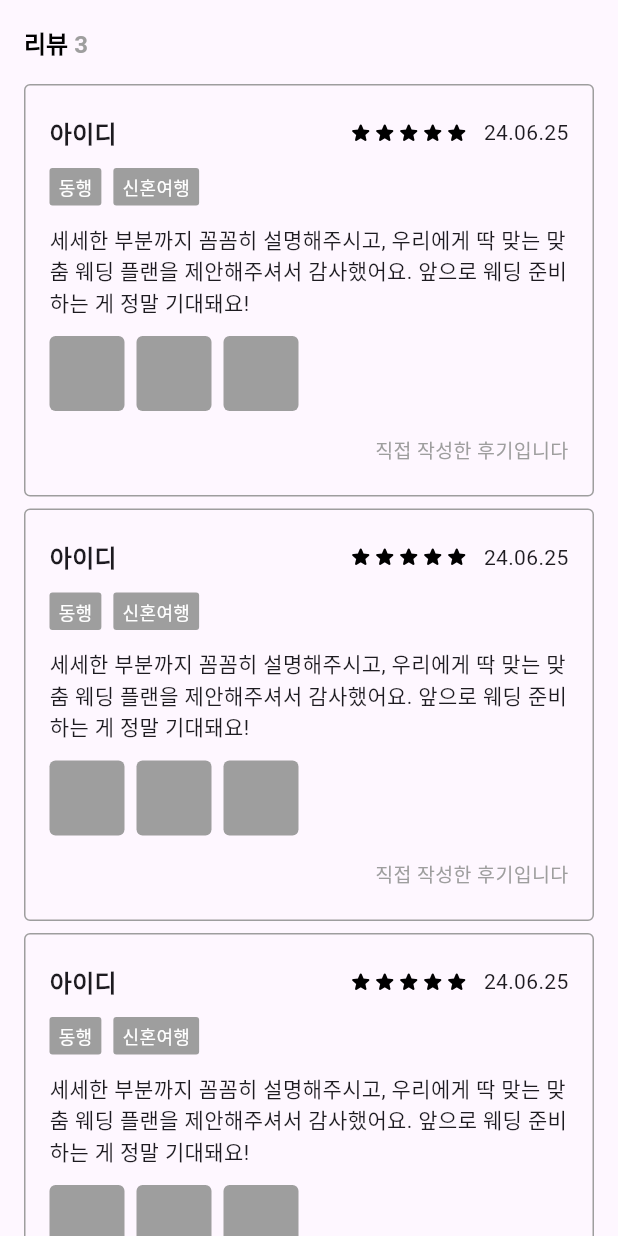
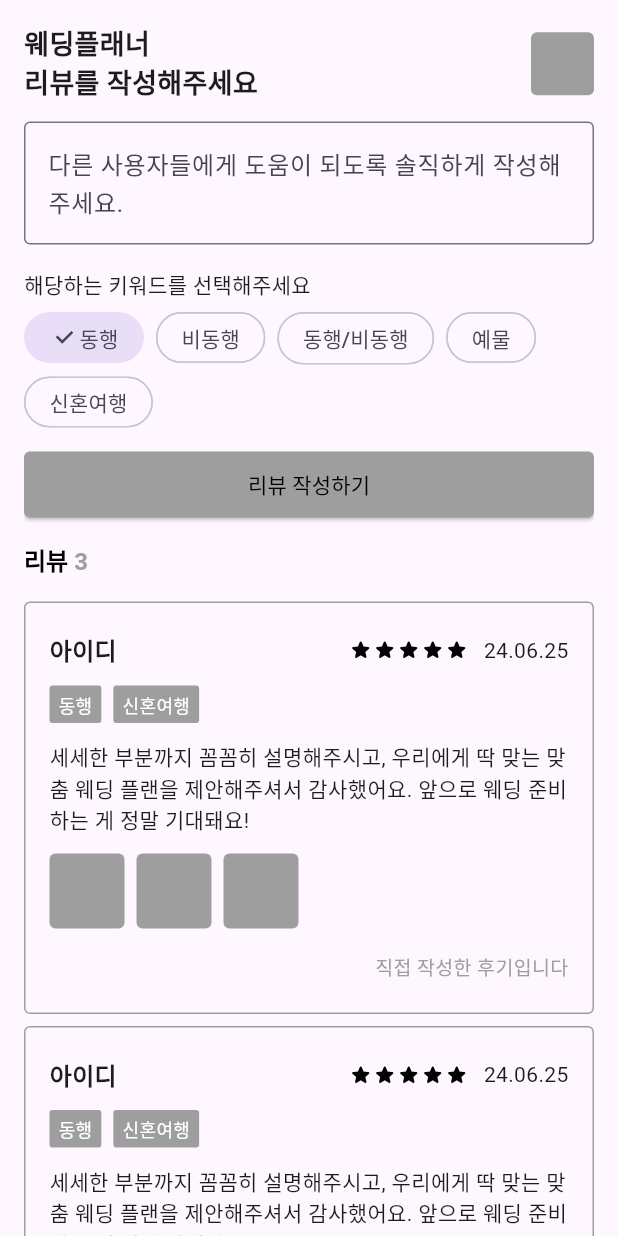
Before and after one commit to dears-swm-15th/dears-fe, a Flutter app: the DetailsReviewTab widget shown alone on an empty page, opened directly, on a phone screen of 412 x 824 dp. Run offline on Flutter 3.47's test engine with Material 3 defaults, Android fonts, the phone set to English and light mode, and no system bars; our stand-ins replace dio, flutter_hooks, freezed_annotation, go_router, hooks_riverpod, retrofit and 1 more; generated files the repository leaves out were written again.

Commit message:
feat: implementing review input

```diff
--- a/lib/widgets/details_review_tab.dart
+++ b/lib/widgets/details_review_tab.dart
@@ -1,3 +1,4 @@
+import 'package:dears/widgets/review_input.dart';
 import 'package:dears/widgets/review_list_tile.dart';
 import 'package:flutter/material.dart';
 
@@ -13,6 +14,9 @@ class DetailsReviewTab extends StatelessWidget {
       child: CustomScrollView(
         physics: const ClampingScrollPhysics(),
         slivers: [
+          const SliverToBoxAdapter(
+            child: ReviewInput(),
+          ),
           SliverToBoxAdapter(
             child: Column(
               crossAxisAlignment: CrossAxisAlignment.start,
--- /dev/null
+++ b/lib/widgets/review_input.dart
@@ -0,0 +1,84 @@
+import 'package:dears/widgets/review_keyword_chips.dart';
+import 'package:flutter/material.dart';
+import 'package:flutter_hooks/flutter_hooks.dart';
+
+class ReviewInput extends HookWidget {
+  const ReviewInput({super.key});
+
+  @override
+  Widget build(BuildContext context) {
+    final textController = useTextEditingController();
+
+    return Form(
+      child: Column(
+        crossAxisAlignment: CrossAxisAlignment.start,
+        children: [
+          const SizedBox(height: 16),
+          Row(
+            mainAxisAlignment: MainAxisAlignment.spaceBetween,
+            children: [
+              const Text(
+                "웨딩플래너\n리뷰를 작성해주세요",
+                style: TextStyle(
+                  fontSize: 18,
+                  fontWeight: FontWeight.bold,
+                ),
+              ),
+              Container(
+                width: 42,
+                height: 42,
+                decoration: BoxDecoration(
+                  color: Colors.grey,
+                  borderRadius: BorderRadius.circular(4),
+                ),
+              ),
+            ],
+          ),
+          const SizedBox(height: 12),
+          TextFormField(
+            controller: textController,
+            decoration: const InputDecoration(
+              hintText: "다른 사용자들에게 도움이 되도록 솔직하게 작성해주세요.",
+              hintMaxLines: 3,
+              border: OutlineInputBorder(),
+            ),
+            validator: (value) {
+              if (value?.isEmpty ?? true) {
+                return "내용을 입력해주세요";
+              }
+              return null;
+            },
+          ),
+          const SizedBox(height: 16),
+          const Text("해당하는 키워드를 선택해주세요"),
+          const SizedBox(height: 8),
+          const ReviewKeywordChips(),
+          const SizedBox(height: 16),
+          SizedBox(
+            width: double.infinity,
+            height: 44,
+            child: Builder(
+              builder: (context) {
+                return ElevatedButton(
+                  style: ElevatedButton.styleFrom(
+                    backgroundColor: Colors.grey,
+                    shape: RoundedRectangleBorder(
+                      borderRadius: BorderRadius.circular(4),
+                    ),
+                  ),
+                  onPressed: () {
+                    Form.of(context).validate();
+                  },
+                  child: const Text(
+                    "리뷰 작성하기",
+                    style: TextStyle(color: Colors.black),
+                  ),
+                );
+              },
+            ),
+          ),
+        ],
+      ),
+    );
+  }
+}
--- /dev/null
+++ b/lib/widgets/review_keyword_chips.dart
@@ -0,0 +1,75 @@
+import 'package:flutter/material.dart';
+import 'package:flutter_hooks/flutter_hooks.dart';
+
+class ReviewKeywordChips extends HookWidget {
+  const ReviewKeywordChips({super.key});
+
+  @override
+  Widget build(BuildContext context) {
+    final typeIndex = useState(0);
+    final type1 = useState(false);
+    final type2 = useState(false);
+
+    return Wrap(
+      spacing: 8,
+      runSpacing: 8,
+      children: [
+        ChoiceChip(
+          onSelected: (value) => typeIndex.value = 0,
+          selected: typeIndex.value == 0,
+          shape: RoundedRectangleBorder(
+            borderRadius: BorderRadius.circular(30),
+          ),
+          labelPadding: EdgeInsets.zero,
+          padding: const EdgeInsets.symmetric(horizontal: 16, vertical: 6),
+          materialTapTargetSize: MaterialTapTargetSize.shrinkWrap,
+          label: const Text("동행"),
+        ),
+        ChoiceChip(
+          onSelected: (value) => typeIndex.value = 1,
+          selected: typeIndex.value == 1,
+          shape: RoundedRectangleBorder(
+            borderRadius: BorderRadius.circular(30),
+          ),
+          labelPadding: EdgeInsets.zero,
+          padding: const EdgeInsets.symmetric(horizontal: 16, vertical: 6),
+          materialTapTargetSize: MaterialTapTargetSize.shrinkWrap,
+          label: const Text("비동행"),
+        ),
+        ChoiceChip(
+          onSelected: (value) => typeIndex.value = 2,
+          selected: typeIndex.value == 2,
+          shape: RoundedRectangleBorder(
+            borderRadius: BorderRadius.circular(30),
+          ),
+          labelPadding: EdgeInsets.zero,
+          padding: const EdgeInsets.symmetric(horizontal: 16, vertical: 6),
+          materialTapTargetSize: MaterialTapTargetSize.shrinkWrap,
+          label: const Text("동행/비동행"),
+        ),
+        FilterChip(
+          onSelected: (value) => type1.value = value,
+          selected: type1.value,
+          shape: RoundedRectangleBorder(
+            borderRadius: BorderRadius.circular(30),
+          ),
+          labelPadding: EdgeInsets.zero,
+          padding: const EdgeInsets.symmetric(horizontal: 16, vertical: 6),
+          materialTapTargetSize: MaterialTapTargetSize.shrinkWrap,
+          label: const Text("예물"),
+        ),
+        FilterChip(
+          onSelected: (value) => type2.value = value,
+          selected: type2.value,
+          shape: RoundedRectangleBorder(
+            borderRadius: BorderRadius.circular(30),
+          ),
+          labelPadding: EdgeInsets.zero,
+          padding: const EdgeInsets.symmetric(horizontal: 16, vertical: 6),
+          materialTapTargetSize: MaterialTapTargetSize.shrinkWrap,
+          label: const Text("신혼여행"),
+        ),
+      ],
+    );
+  }
+}
```
